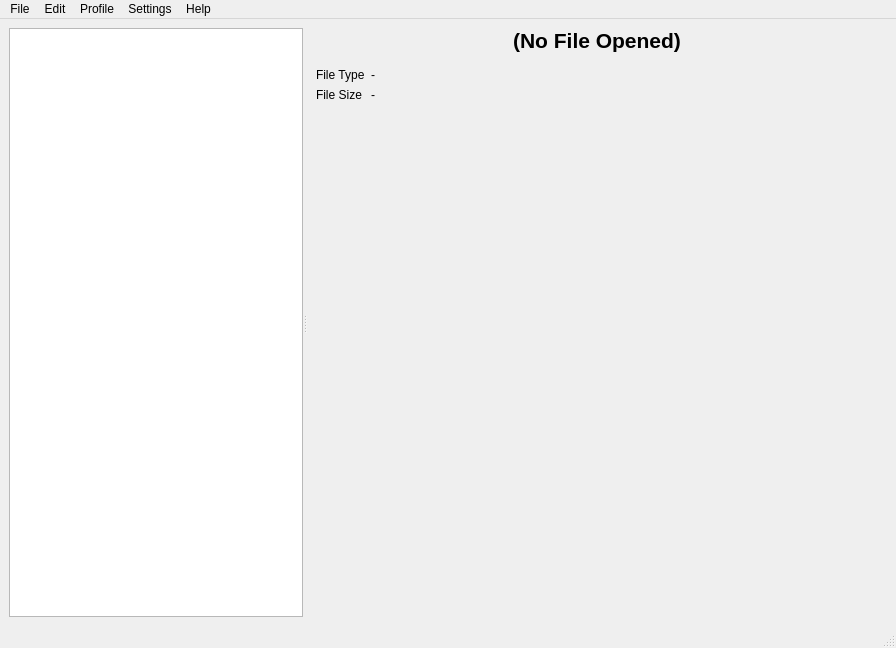
Before: the Qt Designer form branches/alemariusnexus/src/gtatools-gui/src/src/gui/MainFrame.ui in alemariusnexus/gtatools, drawn with Qt 5.
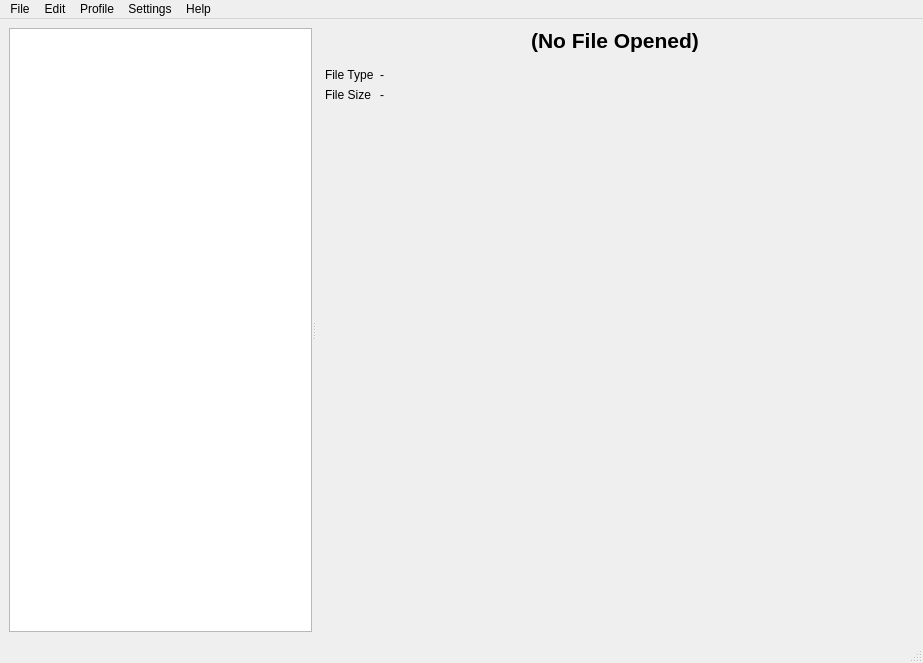
After: the same form once the commit is applied.

```diff
--- a/branches/alemariusnexus/src/gtatools-gui/src/src/gui/MainFrame.ui
+++ b/branches/alemariusnexus/src/gtatools-gui/src/src/gui/MainFrame.ui
@@ -6,8 +6,8 @@
    <rect>
     <x>0</x>
     <y>0</y>
-    <width>896</width>
-    <height>648</height>
+    <width>923</width>
+    <height>663</height>
    </rect>
   </property>
   <property name="windowTitle">
@@ -46,13 +46,13 @@
         <bool>true</bool>
        </attribute>
        <attribute name="headerStretchLastSection">
-        <bool>true</bool>
+        <bool>false</bool>
        </attribute>
        <attribute name="headerCascadingSectionResizes">
         <bool>true</bool>
        </attribute>
        <attribute name="headerStretchLastSection">
-        <bool>true</bool>
+        <bool>false</bool>
        </attribute>
       </widget>
       <widget class="QWidget" name="contentWidget" native="true">
@@ -64,7 +64,7 @@
        </property>
        <property name="minimumSize">
         <size>
-         <width>550</width>
+         <width>0</width>
          <height>0</height>
         </size>
        </property>
@@ -160,7 +160,7 @@
     <rect>
      <x>0</x>
      <y>0</y>
-     <width>896</width>
+     <width>923</width>
      <height>20</height>
     </rect>
    </property>
@@ -195,7 +195,11 @@
    <addaction name="menuSettings"/>
    <addaction name="menuHelp"/>
   </widget>
-  <widget class="QStatusBar" name="statusbar"/>
+  <widget class="QStatusBar" name="statusbar">
+   <property name="sizeGripEnabled">
+    <bool>true</bool>
+   </property>
+  </widget>
   <action name="actionSettings">
    <property name="text">
     <string>Settings...</string>
```
Left out of the diff: 2 changed lines with no effect on the pictures.
